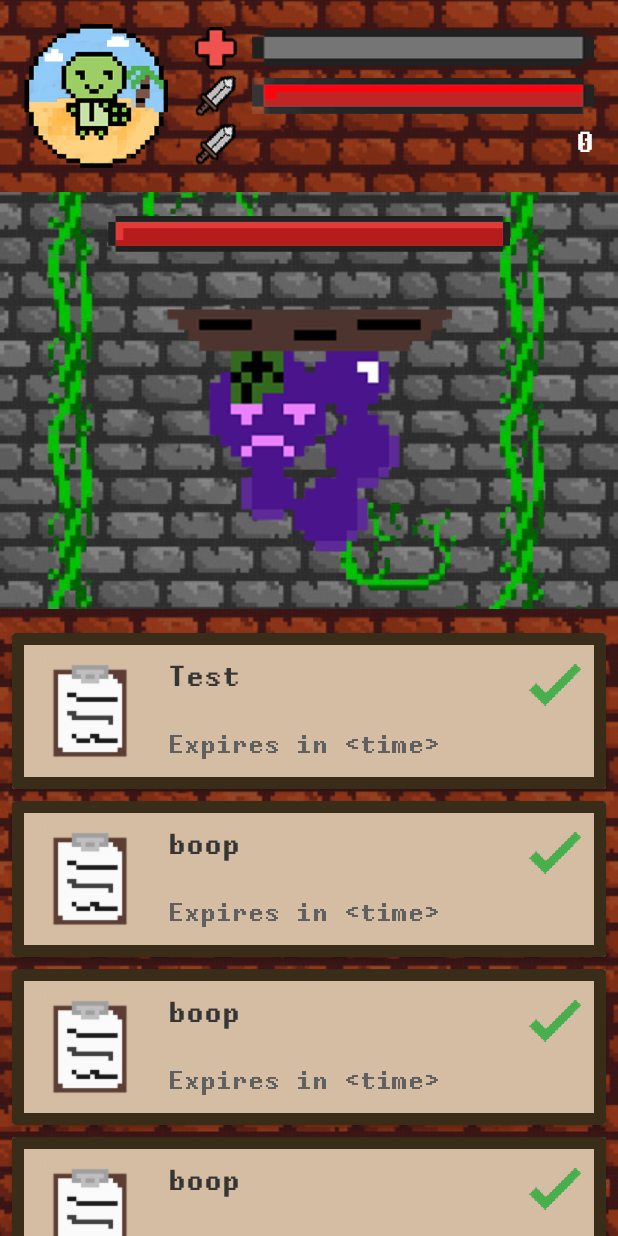
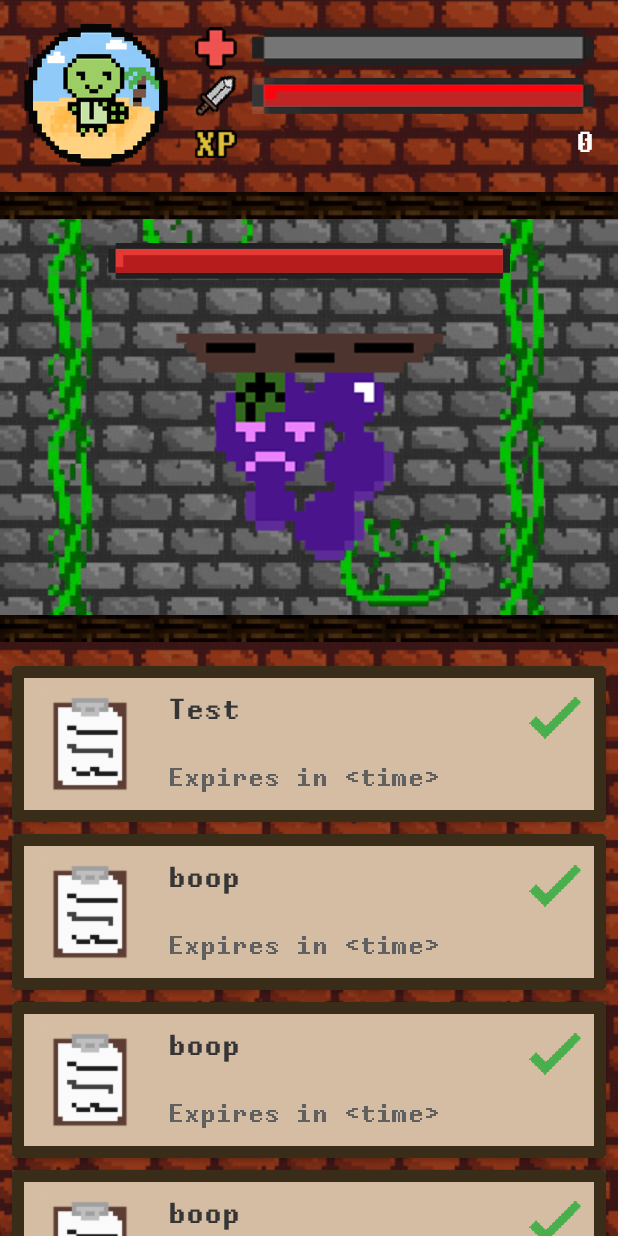
Before and after one commit to ltzehan/hackomania, an Android app: the screen it shows after launch (MainActivity), on a phone screen of 412 x 824 dp. Run offline under Robolectric (Android 15) with nearby library versions, the light colour scheme and no system bars.

Commit message:
added wooden logs and appreciated colin mochrie

```diff
--- a/app/app/src/main/res/layout/activity_main.xml
+++ b/app/app/src/main/res/layout/activity_main.xml
@@ -63,7 +63,7 @@
                     android:layout_height="0dp"
                     android:layout_weight="1"
                     android:padding="@dimen/valueBarIconPadding"
-                    android:src="@drawable/sword" />
+                    android:src="@drawable/exp" />
 
             </LinearLayout>
 
@@ -135,6 +135,12 @@
 
     </RelativeLayout>
 
+    <ImageView
+        android:layout_width="match_parent"
+        android:layout_height="@dimen/logDividerHeight"
+        android:scaleType="centerCrop"
+        android:src="@drawable/log"/>
+
     <RelativeLayout
         android:layout_width="match_parent"
         android:layout_height="0dp"
@@ -189,6 +195,12 @@
 
     </RelativeLayout>
 
+    <ImageView
+        android:layout_width="match_parent"
+        android:layout_height="@dimen/logDividerHeight"
+        android:scaleType="centerCrop"
+        android:src="@drawable/log"/>
+
     <qihaoooooo.kyoho.view.TaskRecyclerView
         android:id="@+id/taskRecyclerView"
         android:layout_width="match_parent"
--- a/app/app/src/main/res/values/dimen.xml
+++ b/app/app/src/main/res/values/dimen.xml
@@ -11,5 +11,6 @@
     <item name="taskDoneWidth" type="dimen">36dp</item>
     <item name="bossBarHeight" type="dimen">24dp</item>
     <item name="noTasksTextSize" type="dimen">24dp</item>
+    <item name="logDividerHeight" type="dimen">18dp</item>
 
 </resources>
```
Also changed, not shown: app/app/src/main/res/drawable/exp.png (added), app/app/src/main/res/drawable/log.png (added), app/app/src/main/res/drawable/turtleatbeach.png.
